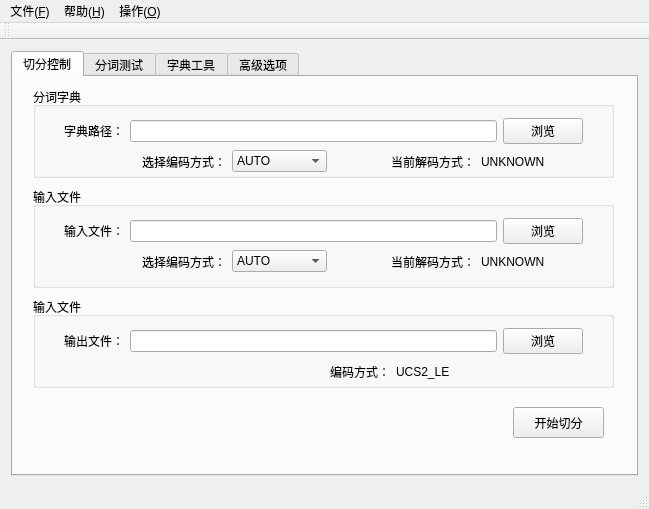
GuanyunFeng/Word-Segmentation, file segment/segment.ui: the form before one commit.
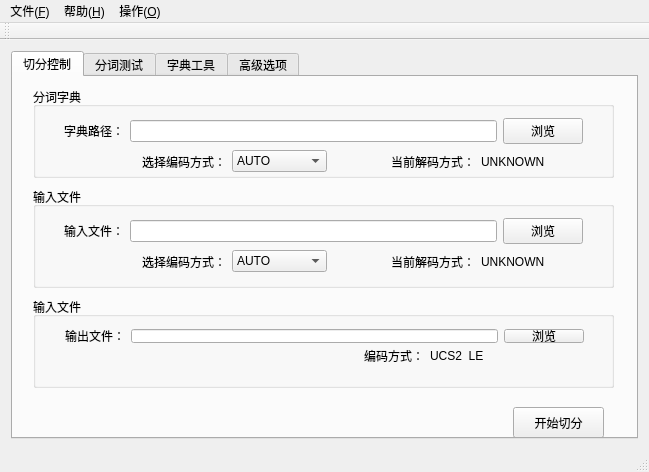
The form after the commit. The open tabs and pages were chosen to show the change.

What changed in the file:
```diff
--- a/segment/segment.ui
+++ b/segment/segment.ui
@@ -7,7 +7,7 @@
     <x>0</x>
     <y>0</y>
     <width>649</width>
-    <height>509</height>
+    <height>472</height>
    </rect>
   </property>
   <property name="windowTitle">
@@ -186,16 +186,16 @@
         <property name="title">
          <string>输入文件</string>
         </property>
-        <widget class="QWidget" name="layoutWidget_2">
+        <widget class="QWidget" name="">
          <property name="geometry">
           <rect>
-           <x>20</x>
-           <y>20</y>
+           <x>21</x>
+           <y>21</y>
            <width>541</width>
-           <height>77</height>
+           <height>55</height>
           </rect>
          </property>
-         <layout class="QVBoxLayout" name="verticalLayout_9">
+         <layout class="QVBoxLayout" name="verticalLayout">
           <item>
            <layout class="QHBoxLayout" name="horizontalLayout_19">
             <item>
@@ -229,7 +229,20 @@
               </property>
               <property name="sizeHint" stdset="0">
                <size>
-                <width>78</width>
+                <width>40</width>
+                <height>20</height>
+               </size>
+              </property>
+             </spacer>
+            </item>
+            <item>
+             <spacer name="horizontalSpacer_3">
+              <property name="orientation">
+               <enum>Qt::Horizontal</enum>
+              </property>
+              <property name="sizeHint" stdset="0">
+               <size>
+                <width>40</width>
                 <height>20</height>
                </size>
               </property>
@@ -242,7 +255,7 @@
               </property>
               <property name="sizeHint" stdset="0">
                <size>
-                <width>58</width>
+                <width>68</width>
                 <height>20</height>
                </size>
               </property>
```
Left out of the diff: 10 changed lines with no effect on the pictures.
